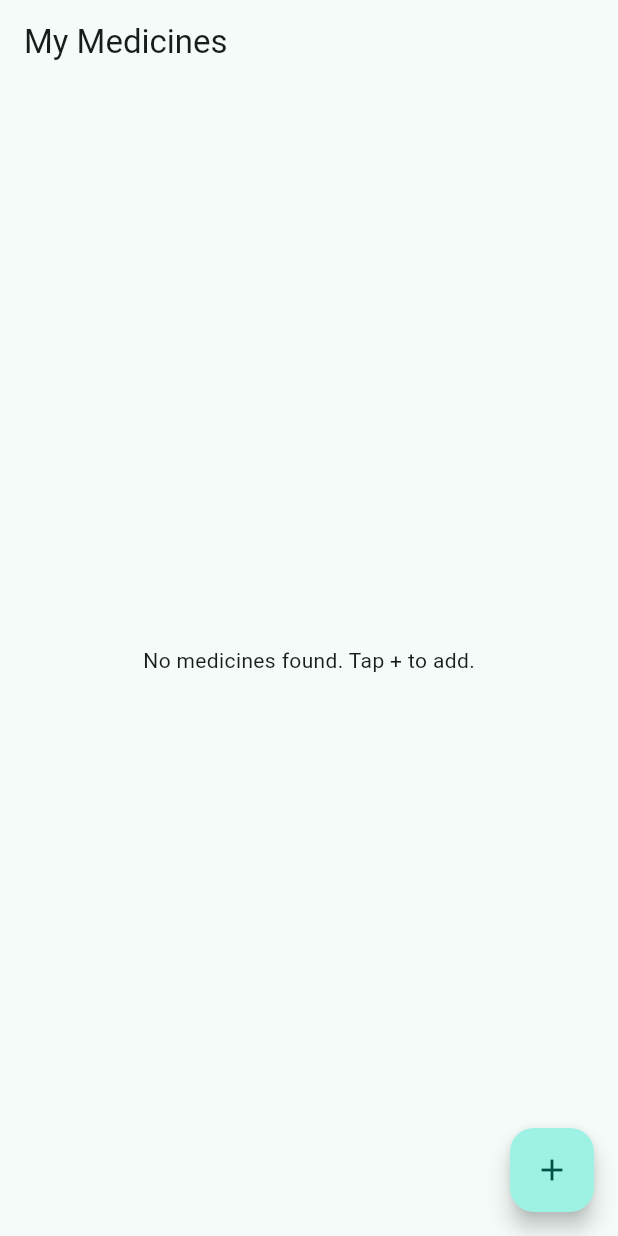
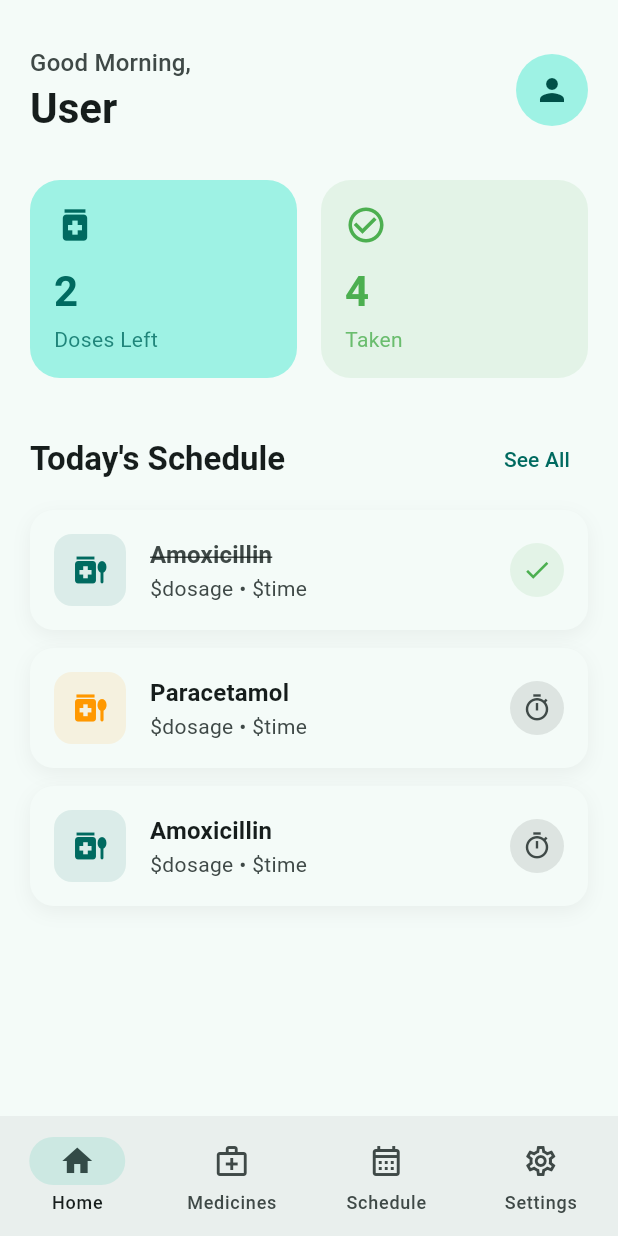
Before and after one commit to MohammedQasim07/remind_rx, a Flutter app: the screen it shows after launch, on a phone screen of 412 x 824 dp. Run offline on Flutter 3.47's test engine with Material 3 defaults, Android fonts, the phone set to English and light mode, and no system bars; our stand-ins replace equatable, flutter_bloc, flutter_local_notifications, isar, timezone; accounts and stored records are empty; generated files the repository leaves out were written again.

Commit message:
Desigen a basics Ui

```diff
--- /dev/null
+++ b/lib/features/home/presentation/pages/dashboard_screen.dart
@@ -0,0 +1,244 @@
+import 'package:flutter/material.dart';
+
+class DashboardScreen extends StatelessWidget {
+  final String currentUserId;
+
+  const DashboardScreen({Key? key, required this.currentUserId}) : super(key: key);
+
+  @override
+  Widget build(BuildContext context) {
+    final theme = Theme.of(context);
+    final colorScheme = theme.colorScheme;
+
+    return Scaffold(
+      body: SafeArea(
+        child: SingleChildScrollView(
+          padding: const EdgeInsets.all(20.0),
+          child: Column(
+            crossAxisAlignment: CrossAxisAlignment.start,
+            children: [
+              const SizedBox(height: 10),
+              // Header Segment
+              Row(
+                mainAxisAlignment: MainAxisAlignment.spaceBetween,
+                children: [
+                  Column(
+                    crossAxisAlignment: CrossAxisAlignment.start,
+                    children: [
+                      Text(
+                        'Good Morning,',
+                        style: theme.textTheme.titleMedium?.copyWith(
+                          color: colorScheme.onSurfaceVariant,
+                        ),
+                      ),
+                      Text(
+                        'User', // Mock name
+                        style: theme.textTheme.headlineMedium?.copyWith(
+                          fontWeight: FontWeight.bold,
+                          color: colorScheme.onSurface,
+                        ),
+                      ),
+                    ],
+                  ),
+                  CircleAvatar(
+                    radius: 24,
+                    backgroundColor: colorScheme.primaryContainer,
+                    child: Icon(
+                      Icons.person,
+                      color: colorScheme.onPrimaryContainer,
+                    ),
+                  ),
+                ],
+              ),
+              const SizedBox(height: 30),
+
+              // Summary Cards
+              Row(
+                children: [
+                  Expanded(
+                    child: _buildSummaryCard(
+                      context,
+                      title: 'Doses Left',
+                      value: '2',
+                      icon: Icons.medication,
+                      color: colorScheme.primary,
+                      backgroundColor: colorScheme.primaryContainer,
+                    ),
+                  ),
+                  const SizedBox(width: 16),
+                  Expanded(
+                    child: _buildSummaryCard(
+                      context,
+                      title: 'Taken',
+                      value: '4',
+                      icon: Icons.check_circle_outline,
+                      color: Colors.green,
+                      backgroundColor: Colors.green.withOpacity(0.1),
+                    ),
+                  ),
+                ],
+              ),
+              const SizedBox(height: 30),
+
+              // Today's Schedule Section
+              Row(
+                mainAxisAlignment: MainAxisAlignment.spaceBetween,
+                children: [
+                  Text(
+                    "Today's Schedule",
+                    style: theme.textTheme.titleLarge?.copyWith(
+                      fontWeight: FontWeight.bold,
+                    ),
+                  ),
+                  TextButton(
+                    onPressed: () {},
+                    child: const Text('See All'),
+                  ),
+                ],
+              ),
+              const SizedBox(height: 10),
+
+              // Mock Schedule List
+              _buildScheduleItem(
+                context,
+                time: '08:00 AM',
+                medicineName: 'Amoxicillin',
+                dosage: '500mg',
+                iconColor: colorScheme.primary,
+                isTaken: true,
+              ),
+              _buildScheduleItem(
+                context,
+                time: '02:00 PM',
+                medicineName: 'Paracetamol',
+                dosage: '1000mg',
+                iconColor: Colors.orange,
+                isTaken: false,
+              ),
+              _buildScheduleItem(
+                context,
+                time: '08:00 PM',
+                medicineName: 'Amoxicillin',
+                dosage: '500mg',
+                iconColor: colorScheme.primary,
+                isTaken: false,
+              ),
+            ],
+          ),
+        ),
+      ),
+    );
+  }
+
+  Widget _buildSummaryCard(
+    BuildContext context, {
+    required String title,
+    required String value,
+    required IconData icon,
+    required Color color,
+    required Color backgroundColor,
+  }) {
+    return Container(
+      padding: const EdgeInsets.all(16),
+      decoration: BoxDecoration(
+        color: backgroundColor,
+        borderRadius: BorderRadius.circular(20),
+      ),
+      child: Column(
+        crossAxisAlignment: CrossAxisAlignment.start,
+        children: [
+          Icon(icon, color: color, size: 28),
+          const SizedBox(height: 12),
+          Text(
+            value,
+            style: Theme.of(context).textTheme.headlineMedium?.copyWith(
+              fontWeight: FontWeight.bold,
+              color: color,
+            ),
+          ),
+          const SizedBox(height: 4),
+          Text(
+            title,
+            style: Theme.of(context).textTheme.bodyMedium?.copyWith(
+              color: color.withOpacity(0.8),
+            ),
+          ),
+        ],
+      ),
+    );
+  }
+
+  Widget _buildScheduleItem(
+    BuildContext context, {
+    required String time,
+    required String medicineName,
+    required String dosage,
+    required Color iconColor,
+    required bool isTaken,
+  }) {
+    final theme = Theme.of(context);
+    final colorScheme = theme.colorScheme;
+
+    return Container(
+      margin: const EdgeInsets.only(bottom: 12),
+      padding: const EdgeInsets.all(16),
+      decoration: BoxDecoration(
+        color: colorScheme.surface,
+        borderRadius: BorderRadius.circular(16),
+        boxShadow: [
+          BoxShadow(
+            color: colorScheme.shadow.withOpacity(0.05),
+            blurRadius: 10,
+            offset: const Offset(0, 4),
+          ),
+        ],
+      ),
+      child: Row(
+        children: [
+          Container(
+            padding: const EdgeInsets.all(12),
+            decoration: BoxDecoration(
+              color: iconColor.withOpacity(0.1),
+              borderRadius: BorderRadius.circular(12),
+            ),
+            child: Icon(Icons.medication_liquid, color: iconColor),
+          ),
+          const SizedBox(width: 16),
+          Expanded(
+            child: Column(
+              crossAxisAlignment: CrossAxisAlignment.start,
+              children: [
+                Text(
+                  medicineName,
+                  style: theme.textTheme.titleMedium?.copyWith(
+                    fontWeight: FontWeight.bold,
+                    decoration: isTaken ? TextDecoration.lineThrough : null,
+                    color: isTaken ? colorScheme.onSurfaceVariant : colorScheme.onSurface,
+                  ),
+                ),
+                Text(
+                  '\$dosage • \$time',
+                  style: theme.textTheme.bodyMedium?.copyWith(
+                    color: colorScheme.onSurfaceVariant,
+                  ),
+                ),
+              ],
+            ),
+          ),
+          Container(
+            padding: const EdgeInsets.all(8),
+            decoration: BoxDecoration(
+              shape: BoxShape.circle,
+              color: isTaken ? Colors.green.withOpacity(0.1) : colorScheme.surfaceContainerHighest,
+            ),
+            child: Icon(
+              isTaken ? Icons.check : Icons.timer_outlined,
+              size: 20,
+              color: isTaken ? Colors.green : colorScheme.onSurfaceVariant,
+            ),
+          ),
+        ],
+      ),
+    );
+  }
+}
--- /dev/null
+++ b/lib/features/home/presentation/pages/main_layout_screen.dart
@@ -0,0 +1,69 @@
+import 'package:flutter/material.dart';
+import '../../../../features/medicine/presentation/pages/medicine_list_screen.dart';
+import 'dashboard_screen.dart';
+
+class MainLayoutScreen extends StatefulWidget {
+  final String currentUserId;
+
+  const MainLayoutScreen({Key? key, required this.currentUserId}) : super(key: key);
+
+  @override
+  State<MainLayoutScreen> createState() => _MainLayoutScreenState();
+}
+
+class _MainLayoutScreenState extends State<MainLayoutScreen> {
+  int _currentIndex = 0;
+
+  late final List<Widget> _pages;
+
+  @override
+  void initState() {
+    super.initState();
+    _pages = [
+      DashboardScreen(currentUserId: widget.currentUserId),
+      MedicineListScreen(currentUserId: widget.currentUserId),
+      const Center(child: Text('Schedule Screen Coming Soon')),
+      const Center(child: Text('Settings Screen Coming Soon')),
+    ];
+  }
+
+  @override
+  Widget build(BuildContext context) {
+    return Scaffold(
+      body: IndexedStack(
+        index: _currentIndex,
+        children: _pages,
+      ),
+      bottomNavigationBar: NavigationBar(
+        selectedIndex: _currentIndex,
+        onDestinationSelected: (index) {
+          setState(() {
+            _currentIndex = index;
+          });
+        },
+        destinations: const [
+          NavigationDestination(
+            icon: Icon(Icons.home_outlined),
+            selectedIcon: Icon(Icons.home),
+            label: 'Home',
+          ),
+          NavigationDestination(
+            icon: Icon(Icons.medical_services_outlined),
+            selectedIcon: Icon(Icons.medical_services),
+            label: 'Medicines',
+          ),
+          NavigationDestination(
+            icon: Icon(Icons.calendar_month_outlined),
+            selectedIcon: Icon(Icons.calendar_month),
+            label: 'Schedule',
+          ),
+          NavigationDestination(
+            icon: Icon(Icons.settings_outlined),
+            selectedIcon: Icon(Icons.settings),
+            label: 'Settings',
+          ),
+        ],
+      ),
+    );
+  }
+}
--- a/lib/main.dart
+++ b/lib/main.dart
@@ -17,7 +17,7 @@ import 'features/medicine/domain/repositories/medicine_repository.dart';
 import 'features/medicine/presentation/bloc/medicine_bloc.dart';
 import 'features/medicine/presentation/bloc/medicine_event.dart';
 import 'features/medicine/presentation/pages/medicine_list_screen.dart';
-
+import 'features/home/presentation/pages/main_layout_screen.dart';
 void main() async {
   WidgetsFlutterBinding.ensureInitialized();
 
@@ -61,7 +61,7 @@ class RemindRxApp extends StatelessWidget {
           colorScheme: ColorScheme.fromSeed(seedColor: Colors.teal),
           useMaterial3: true,
         ),
-        home: const MedicineListScreen(currentUserId: 'user_1'),
+        home: const MainLayoutScreen(currentUserId: 'user_1'),
       ),
     );
   }
--- a/pubspec.yaml
+++ b/pubspec.yaml
@@ -17,6 +17,7 @@ dependencies:
   injectable: ^2.4.0
   flutter_bloc: ^8.1.5
   equatable: ^2.0.5
+  uuid: ^4.3.3
 
 dev_dependencies:
   flutter_test:
```
Also changed, not shown: lib/features/medicine/presentation/pages/add_medicine_screen.dart (added, +212 -0 lines), lib/features/medicine/presentation/pages/medicine_list_screen.dart (+5 -3 lines), pubspec.lock.
